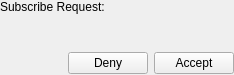
First picture: the form in app/InfoEventSubscribeRequest.ui, repository chloerei/qtalk, before the edit.
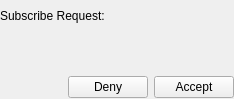
Second picture: the form after the edit. Icons and pictures are not drawn.

Commit message: Add anime slot in InfoEventSubscribeRequest.

The edit to the form file:
```diff
--- a/app/InfoEventSubscribeRequest.ui
+++ b/app/InfoEventSubscribeRequest.ui
@@ -7,7 +7,7 @@
     <x>0</x>
     <y>0</y>
     <width>234</width>
-    <height>75</height>
+    <height>99</height>
    </rect>
   </property>
   <property name="windowTitle">
@@ -31,7 +31,7 @@
      </property>
     </widget>
    </item>
-   <item row="3" column="1">
+   <item row="2" column="1">
     <widget class="QPushButton" name="denyButton">
      <property name="text">
       <string>Deny</string>
@@ -42,7 +42,7 @@
      </property>
     </widget>
    </item>
-   <item row="3" column="2">
+   <item row="2" column="2">
     <widget class="QPushButton" name="acceptButton">
      <property name="text">
       <string>Accept</string>
@@ -53,7 +53,7 @@
      </property>
     </widget>
    </item>
-   <item row="3" column="0">
+   <item row="2" column="0">
     <spacer name="horizontalSpacer">
      <property name="orientation">
       <enum>Qt::Horizontal</enum>
@@ -66,19 +66,6 @@
      </property>
     </spacer>
    </item>
-   <item row="2" column="1">
-    <spacer name="verticalSpacer">
-     <property name="orientation">
-      <enum>Qt::Vertical</enum>
-     </property>
-     <property name="sizeHint" stdset="0">
-      <size>
-       <width>20</width>
-       <height>40</height>
-      </size>
-     </property>
-    </spacer>
-   </item>
   </layout>
  </widget>
  <resources>
```
The commit also changes 2 other files.
